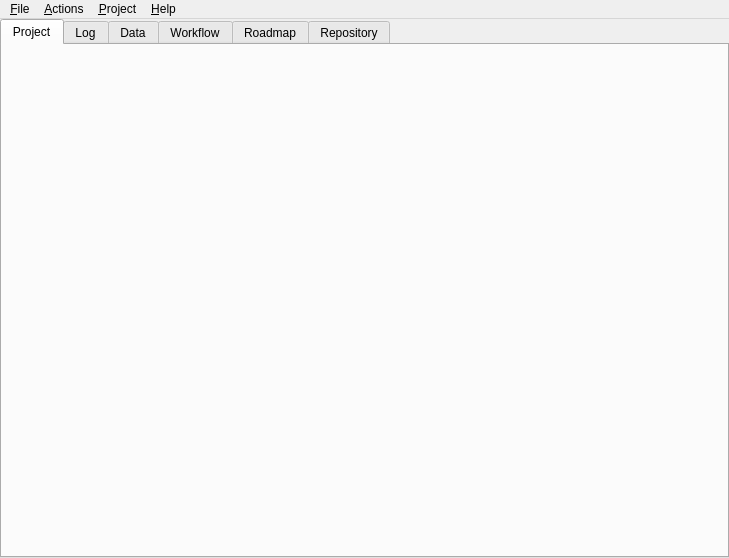
First picture: the form in experimental/forms/mainwindow.ui, repository skriticos/nelia1, before the edit.
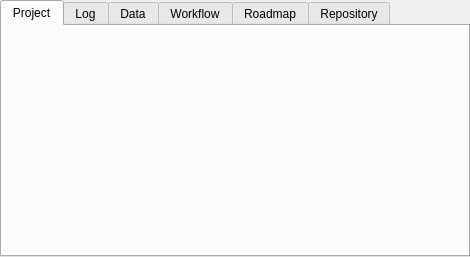
Second picture: the form after the edit. The open tabs and pages were chosen to show the change.

Commit message: log widget. pt1

```diff
--- a/experimental/forms/mainwindow.ui
+++ b/experimental/forms/mainwindow.ui
@@ -6,8 +6,8 @@
    <rect>
     <x>0</x>
     <y>0</y>
-    <width>729</width>
-    <height>558</height>
+    <width>470</width>
+    <height>257</height>
    </rect>
   </property>
   <property name="windowTitle">
@@ -92,62 +92,10 @@
     <rect>
      <x>0</x>
      <y>0</y>
-     <width>729</width>
+     <width>470</width>
      <height>25</height>
     </rect>
    </property>
-   <widget class="QMenu" name="menu_file">
-    <property name="title">
-     <string>&amp;File</string>
-    </property>
-    <addaction name="action_new_db"/>
-    <addaction name="action_open_db"/>
-    <addaction name="action_save_db"/>
-    <addaction name="action_save_as_db"/>
-    <addaction name="action_merge_db"/>
-    <addaction name="separator"/>
-    <addaction name="action_preferences"/>
-    <addaction name="separator"/>
-    <addaction name="action_quit"/>
-   </widget>
-   <widget class="QMenu" name="menu_actions">
-    <property name="title">
-     <string>&amp;Actions</string>
-    </property>
-    <addaction name="action_new_entry"/>
-    <addaction name="action_change_entry"/>
-    <addaction name="action_delete_entry"/>
-    <addaction name="separator"/>
-   </widget>
-   <widget class="QMenu" name="menu_project">
-    <property name="title">
-     <string>&amp;Project</string>
-    </property>
-    <addaction name="action_path"/>
-    <addaction name="separator"/>
-    <addaction name="action_map"/>
-    <addaction name="action_data"/>
-    <addaction name="action_protocol"/>
-    <addaction name="separator"/>
-    <addaction name="action_log"/>
-    <addaction name="action_roadmap"/>
-    <addaction name="separator"/>
-    <addaction name="action_blueprint"/>
-    <addaction name="action_issues"/>
-    <addaction name="action_features"/>
-    <addaction name="action_refactor"/>
-   </widget>
-   <widget class="QMenu" name="menu_help">
-    <property name="title">
-     <string>&amp;Help</string>
-    </property>
-    <addaction name="action_about"/>
-    <addaction name="action_manual"/>
-   </widget>
-   <addaction name="menu_file"/>
-   <addaction name="menu_actions"/>
-   <addaction name="menu_project"/>
-   <addaction name="menu_help"/>
   </widget>
   <action name="action_open_db">
    <property name="text">
```
Left out of the diff: 2 changed lines with no effect on the pictures. The commit also changes 4 other files.
